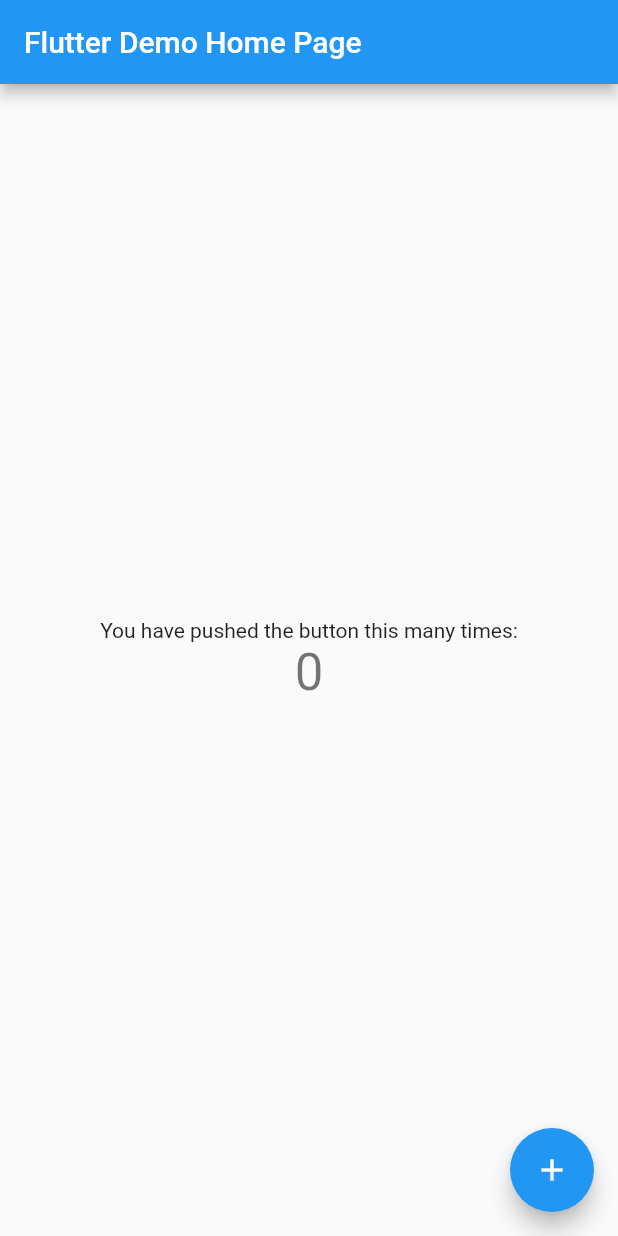
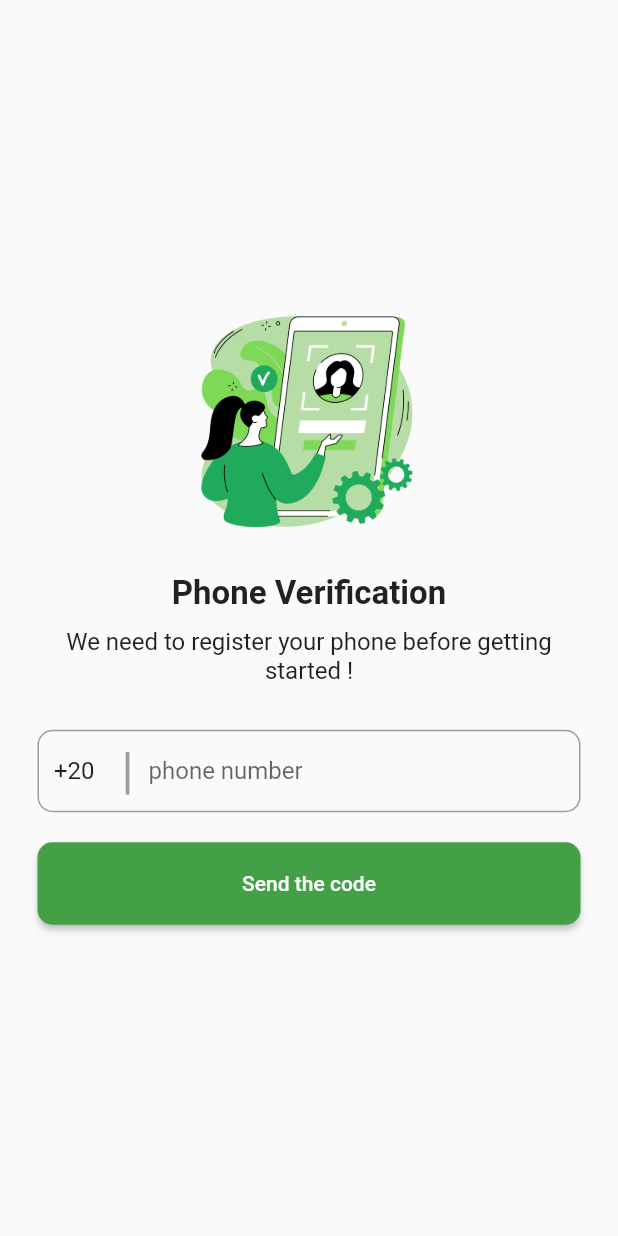
Before and after one commit to MohamedEssam9009/phone_otp_ui, a Flutter app: the screen it shows after launch, on a phone screen of 412 x 824 dp. Run offline on Flutter 3.47's test engine with Material 2 defaults, Android fonts, the phone set to English and light mode, and no system bars; our stand-ins replace pinput.

Commit message:
finish the app

```diff
--- a/lib/main.dart
+++ b/lib/main.dart
@@ -1,4 +1,6 @@
 import 'package:flutter/material.dart';
+import 'package:phone_otp_ui/otp.dart';
+import 'package:phone_otp_ui/phone.dart';
 
 void main() {
   runApp(const MyApp());
@@ -11,105 +13,13 @@ class MyApp extends StatelessWidget {
   @override
   Widget build(BuildContext context) {
     return MaterialApp(
-      title: 'Flutter Demo',
-      theme: ThemeData(
-        // This is the theme of your application.
-        //
-        // Try running your application with "flutter run". You'll see the
-        // application has a blue toolbar. Then, without quitting the app, try
-        // changing the primarySwatch below to Colors.green and then invoke
-        // "hot reload" (press "r" in the console where you ran "flutter run",
-        // or simply save your changes to "hot reload" in a Flutter IDE).
-        // Notice that the counter didn't reset back to zero; the application
-        // is not restarted.
-        primarySwatch: Colors.blue,
-      ),
-      home: const MyHomePage(title: 'Flutter Demo Home Page'),
+      debugShowCheckedModeBanner: false,
+      title: 'Phone OTP UI',
+      initialRoute: 'phone',
+      routes: {
+        'phone':(context) => MyPhone(),
+        'otp':(context) => MyOtp()
+      },
     );
   }
 }
-
-class MyHomePage extends StatefulWidget {
-  const MyHomePage({super.key, required this.title});
-
-  // This widget is the home page of your application. It is stateful, meaning
-  // that it has a State object (defined below) that contains fields that affect
-  // how it looks.
-
-  // This class is the configuration for the state. It holds the values (in this
-  // case the title) provided by the parent (in this case the App widget) and
-  // used by the build method of the State. Fields in a Widget subclass are
-  // always marked "final".
-
-  final String title;
-
-  @override
-  State<MyHomePage> createState() => _MyHomePageState();
-}
-
-class _MyHomePageState extends State<MyHomePage> {
-  int _counter = 0;
-
-  void _incrementCounter() {
-    setState(() {
-      // This call to setState tells the Flutter framework that something has
-      // changed in this State, which causes it to rerun the build method below
-      // so that the display can reflect the updated values. If we changed
-      // _counter without calling setState(), then the build method would not be
-      // called again, and so nothing would appear to happen.
-      _counter++;
-    });
-  }
-
-  @override
-  Widget build(BuildContext context) {
-    // This method is rerun every time setState is called, for instance as done
-    // by the _incrementCounter method above.
-    //
-    // The Flutter framework has been optimized to make rerunning build methods
-    // fast, so that you can just rebuild anything that needs updating rather
-    // than having to individually change instances of widgets.
-    return Scaffold(
-      appBar: AppBar(
-        // Here we take the value from the MyHomePage object that was created by
-        // the App.build method, and use it to set our appbar title.
-        title: Text(widget.title),
-      ),
-      body: Center(
-        // Center is a layout widget. It takes a single child and positions it
-        // in the middle of the parent.
-        child: Column(
-          // Column is also a layout widget. It takes a list of children and
-          // arranges them vertically. By default, it sizes itself to fit its
-          // children horizontally, and tries to be as tall as its parent.
-          //
-          // Invoke "debug painting" (press "p" in the console, choose the
-          // "Toggle Debug Paint" action from the Flutter Inspector in Android
-          // Studio, or the "Toggle Debug Paint" command in Visual Studio Code)
-          // to see the wireframe for each widget.
-          //
-          // Column has various properties to control how it sizes itself and
-          // how it positions its children. Here we use mainAxisAlignment to
-          // center the children vertically; the main axis here is the vertical
-          // axis because Columns are vertical (the cross axis would be
-          // horizontal).
-          mainAxisAlignment: MainAxisAlignment.center,
-          children: <Widget>[
-            const Text(
-              'You have pushed the button this many times:',
-            ),
-            Text(
-              '$_counter',
-              style: Theme.of(context).textTheme.headline4,
-            ),
-          ],
-        ),
-      ),
-      floatingActionButton: FloatingActionButton(
-        onPressed: _incrementCounter,
-        tooltip: 'Increment',
-        child: const Icon(Icons.add),
-      ), // This trailing comma makes auto-formatting nicer for build methods.
-    );
-  }
-}
--- /dev/null
+++ b/lib/phone.dart
@@ -0,0 +1,120 @@
+import 'package:flutter/material.dart';
+
+class MyPhone extends StatefulWidget {
+  const MyPhone({super.key});
+
+  @override
+  State<MyPhone> createState() => _MyPhoneState();
+}
+
+class _MyPhoneState extends State<MyPhone> {
+  TextEditingController countryCode = TextEditingController();
+
+  @override
+  void initState() {
+    countryCode.text = '+20';
+    super.initState();
+  }
+
+  @override
+  Widget build(BuildContext context) {
+    return Scaffold(
+      body: Container(
+        margin: const EdgeInsets.symmetric(horizontal: 25.0),
+        alignment: Alignment.center,
+        child: SingleChildScrollView(
+          child: Column(
+            mainAxisAlignment: MainAxisAlignment.center,
+            children: [
+              Image.asset(
+                'assets/images/img1.png',
+                width: 150.0,
+                height: 150.0,
+              ),
+              const SizedBox(
+                height: 25.0,
+              ),
+              const Text(
+                'Phone Verification',
+                style: TextStyle(
+                  fontSize: 22.0,
+                  fontWeight: FontWeight.bold,
+                ),
+              ),
+              const SizedBox(
+                height: 10.0,
+              ),
+              const Text(
+                'We need to register your phone before getting started !',
+                style: TextStyle(
+                  fontSize: 16.0,
+                ),
+                textAlign: TextAlign.center,
+              ),
+              const SizedBox(
+                height: 30.0,
+              ),
+              Container(
+                height: 55.0,
+                decoration: BoxDecoration(
+                  border: Border.all(color: Colors.grey, width: 1.0),
+                  borderRadius: BorderRadius.circular(10.0),
+                ),
+                child: Row(
+                  children: [
+                    const SizedBox(
+                      width: 10.0,
+                    ),
+                    SizedBox(
+                      width: 45,
+                      child: TextField(
+                        controller: countryCode,
+                        decoration: const InputDecoration(
+                          border: InputBorder.none,
+                        ),
+                      ),
+                    ),
+                    const Text(
+                      '|',
+                      style: TextStyle(fontSize: 33.0, color: Colors.grey),
+                    ),
+                    const SizedBox(
+                      width: 10.0,
+                    ),
+                    const Expanded(
+                      child: TextField(
+                        decoration: InputDecoration(
+                          border: InputBorder.none,
+                          hintText: 'phone number'
+                        ),
+                      ),
+                    ),
+                  ],
+                ),
+              ),
+              const SizedBox(
+                height: 20.0,
+              ),
+              SizedBox(
+                height: 55.0,
+                width: double.infinity,
+                child: ElevatedButton(
+                  onPressed: () {
+                    Navigator.pushNamed(context, 'otp');
+                  },
+                  style: ElevatedButton.styleFrom(
+                    backgroundColor: Colors.green.shade600,
+                    shape: RoundedRectangleBorder(
+                      borderRadius: BorderRadius.circular(10),
+                    ),
+                  ),
+                  child: const Text('Send the code'),
+                ),
+              ),
+            ],
+          ),
+        ),
+      ),
+    );
+  }
+}
--- a/pubspec.yaml
+++ b/pubspec.yaml
@@ -36,6 +36,8 @@ dependencies:
   # The following adds the Cupertino Icons font to your application.
   # Use with the CupertinoIcons class for iOS style icons.
   cupertino_icons: ^1.0.2
+  pinput:
+
 
 dev_dependencies:
   flutter_test:
@@ -60,8 +62,8 @@ flutter:
   uses-material-design: true
 
   # To add assets to your application, add an assets section, like this:
-  # assets:
-  #   - images/a_dot_burr.jpeg
+  assets:
+    - assets/images/
   #   - images/a_dot_ham.jpeg
 
   # An image asset can refer to one or more resolution-specific "variants", see
```
Also changed, not shown: lib/otp.dart (added, +131 -0 lines), assets/images/img1.png (added), pubspec.lock, 6 other files.
